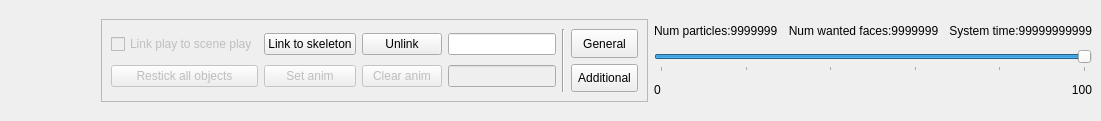
Old version of the form code/nel/tools/3d/object_viewer_qt/src/particle_control_form.ui in the repository ryzom/ryzomcore.
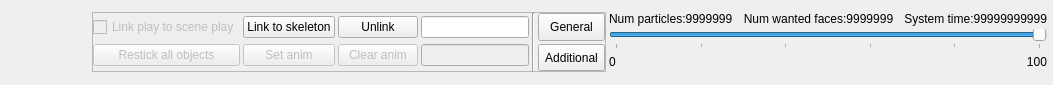
New version of the form. The open tabs and pages were chosen to show the change. Icons and pictures are not drawn.

Commit message: Changed: #1193 Polished layout dialogs and code.

Patch:
```diff
--- a/code/nel/tools/3d/object_viewer_qt/src/particle_control_form.ui
+++ b/code/nel/tools/3d/object_viewer_qt/src/particle_control_form.ui
@@ -6,26 +6,26 @@
    <rect>
     <x>0</x>
     <y>0</y>
-    <width>1101</width>
-    <height>121</height>
+    <width>1053</width>
+    <height>85</height>
    </rect>
   </property>
   <property name="sizePolicy">
-   <sizepolicy hsizetype="Preferred" vsizetype="Fixed">
+   <sizepolicy hsizetype="Preferred" vsizetype="Preferred">
     <horstretch>0</horstretch>
     <verstretch>0</verstretch>
    </sizepolicy>
   </property>
   <property name="minimumSize">
    <size>
-    <width>950</width>
-    <height>121</height>
+    <width>896</width>
+    <height>85</height>
    </size>
   </property>
   <property name="maximumSize">
    <size>
     <width>524287</width>
-    <height>121</height>
+    <height>85</height>
    </size>
   </property>
   <property name="windowTitle">
@@ -39,8 +39,20 @@
     </sizepolicy>
    </property>
    <layout class="QGridLayout" name="gridLayout_5">
+    <property name="leftMargin">
+     <number>6</number>
+    </property>
+    <property name="topMargin">
+     <number>0</number>
+    </property>
+    <property name="rightMargin">
+     <number>6</number>
+    </property>
     <property name="bottomMargin">
-     <number>9</number>
+     <number>0</number>
+    </property>
+    <property name="spacing">
+     <number>3</number>
     </property>
     <item row="0" column="0" rowspan="2">
      <widget class="QToolButton" name="playToolButton">
@@ -84,6 +96,9 @@
        <property name="margin">
         <number>0</number>
        </property>
+       <property name="spacing">
+        <number>3</number>
+       </property>
        <item row="0" column="0" rowspan="3">
         <widget class="QFrame" name="frame_2">
          <property name="frameShape">
@@ -93,6 +108,12 @@
           <enum>QFrame::Plain</enum>
          </property>
          <layout class="QGridLayout" name="gridLayout">
+          <property name="margin">
+           <number>0</number>
+          </property>
+          <property name="spacing">
+           <number>3</number>
+          </property>
           <item row="0" column="0" rowspan="2">
            <widget class="QStackedWidget" name="stackedWidget">
             <property name="sizePolicy">
@@ -102,12 +123,12 @@
              </sizepolicy>
             </property>
             <property name="currentIndex">
-             <number>1</number>
+             <number>0</number>
             </property>
             <widget class="QWidget" name="pageGeneral">
              <layout class="QGridLayout" name="gridLayout_2">
               <property name="margin">
-               <number>9</number>
+               <number>0</number>
               </property>
               <property name="spacing">
                <number>3</number>
@@ -200,6 +221,9 @@
               <property name="margin">
                <number>0</number>
               </property>
+              <property name="spacing">
+               <number>3</number>
+              </property>
               <item row="0" column="0">
                <widget class="QCheckBox" name="linkCheckBox">
                 <property name="enabled">
```
The commit also changes 3 other files.
